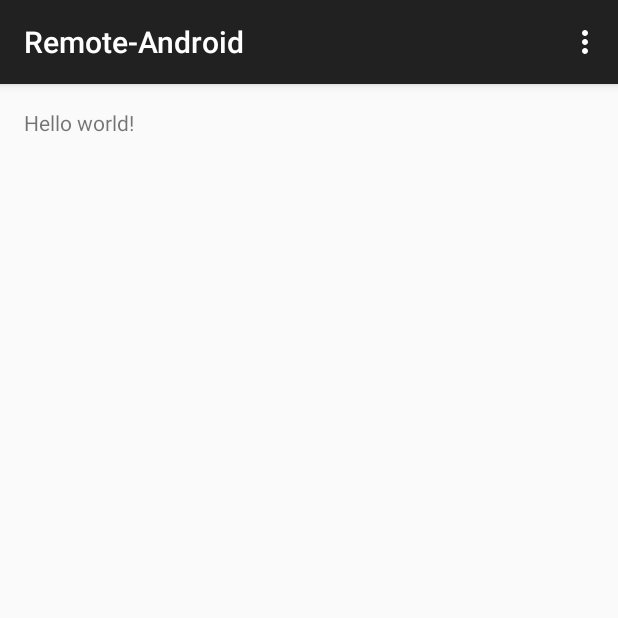
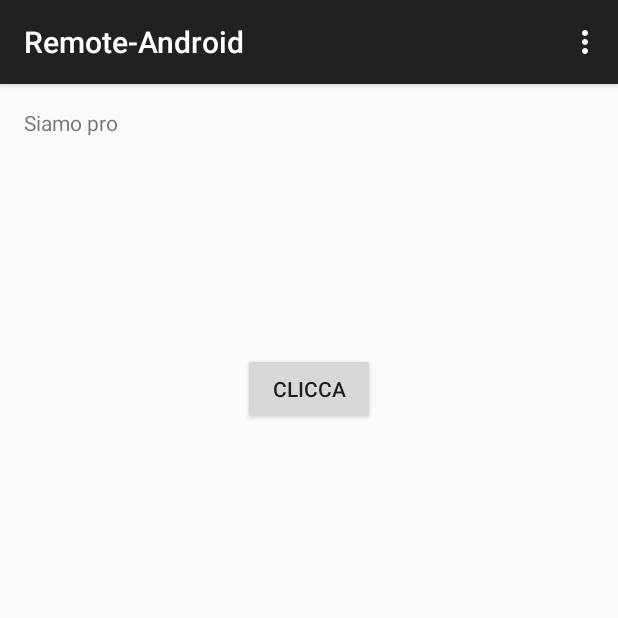
Before and after one commit to calannap/Remote-Android, an Android app: the screen it shows after launch (MainActivity), on a phone screen of 412 x 824 dp, the top half of it. Run offline under Robolectric (Android 15) with nearby library versions, the phone set to English and light mode, and no system bars.

```diff
--- a/app/build.gradle
+++ b/app/build.gradle
@@ -1,8 +1,8 @@
 apply plugin: 'com.android.application'
 
 android {
-    compileSdkVersion 22
-    buildToolsVersion "23.0.0 rc1"
+    compileSdkVersion 15
+    buildToolsVersion '23.0.0 rc2'
 
     defaultConfig {
         applicationId "com.example.lee.remote_android"
@@ -20,6 +20,6 @@ android {
 }
 
 dependencies {
-    compile fileTree(dir: 'libs', include: ['*.jar'])
+    compile fileTree(include: ['*.jar'], dir: 'libs')
     compile 'com.android.support:appcompat-v7:22.2.0'
 }
--- a/app/src/main/res/layout/activity_main.xml
+++ b/app/src/main/res/layout/activity_main.xml
@@ -5,7 +5,17 @@
     android:paddingTop="@dimen/activity_vertical_margin"
     android:paddingBottom="@dimen/activity_vertical_margin" tools:context=".MainActivity">
 
-    <TextView android:text="@string/hello_world" android:layout_width="wrap_content"
-        android:layout_height="wrap_content" />
+    <TextView android:text="Siamo pro" android:layout_width="wrap_content"
+        android:layout_height="wrap_content"
+        android:id="@+id/textView" />
+
+    <Button
+        android:layout_width="wrap_content"
+        android:layout_height="wrap_content"
+        android:text="Clicca"
+        android:id="@+id/button"
+        android:layout_below="@+id/textView"
+        android:layout_centerHorizontal="true"
+        android:layout_marginTop="144dp" />
 
 </RelativeLayout>
```
Also changed, not shown: 2 other files.
